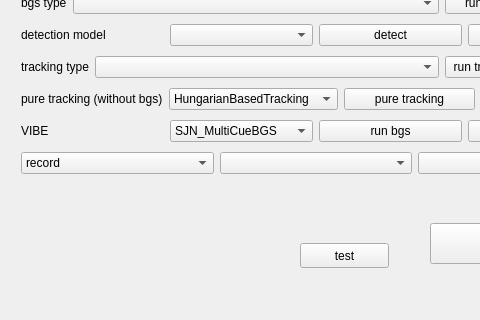
Qt form objectTracking/motionBased/src/objectTracking/main/mainwindow.ui (yzbx/surveillance-video-system) before a commit; both pictures show x 0 to 480 and y 133 to 453 of the 642 by 453 pixel window.
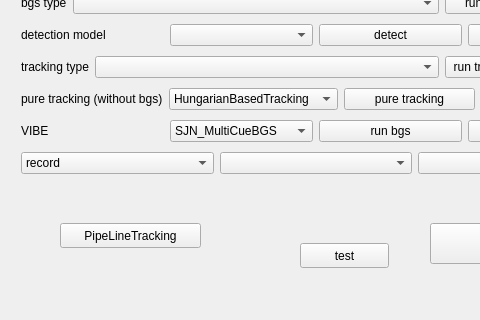
The same form after that commit.

Commit message: pipeline tracking

```diff
--- a/objectTracking/motionBased/src/objectTracking/main/mainwindow.ui
+++ b/objectTracking/motionBased/src/objectTracking/main/mainwindow.ui
@@ -326,6 +326,19 @@
      <string>test</string>
     </property>
    </widget>
+   <widget class="QPushButton" name="pushButton_pipeLineTracking">
+    <property name="geometry">
+     <rect>
+      <x>60</x>
+      <y>320</y>
+      <width>141</width>
+      <height>25</height>
+     </rect>
+    </property>
+    <property name="text">
+     <string>PipeLineTracking</string>
+    </property>
+   </widget>
   </widget>
   <widget class="QMenuBar" name="menuBar">
    <property name="geometry">
```
The commit also changes 26 other files.
